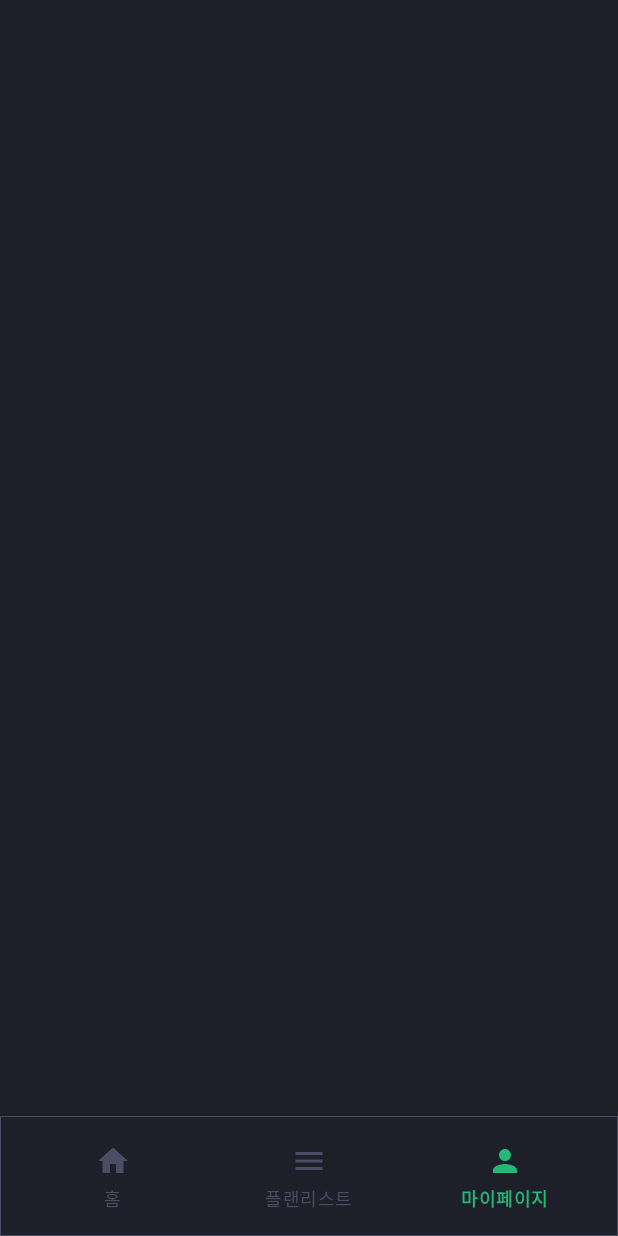
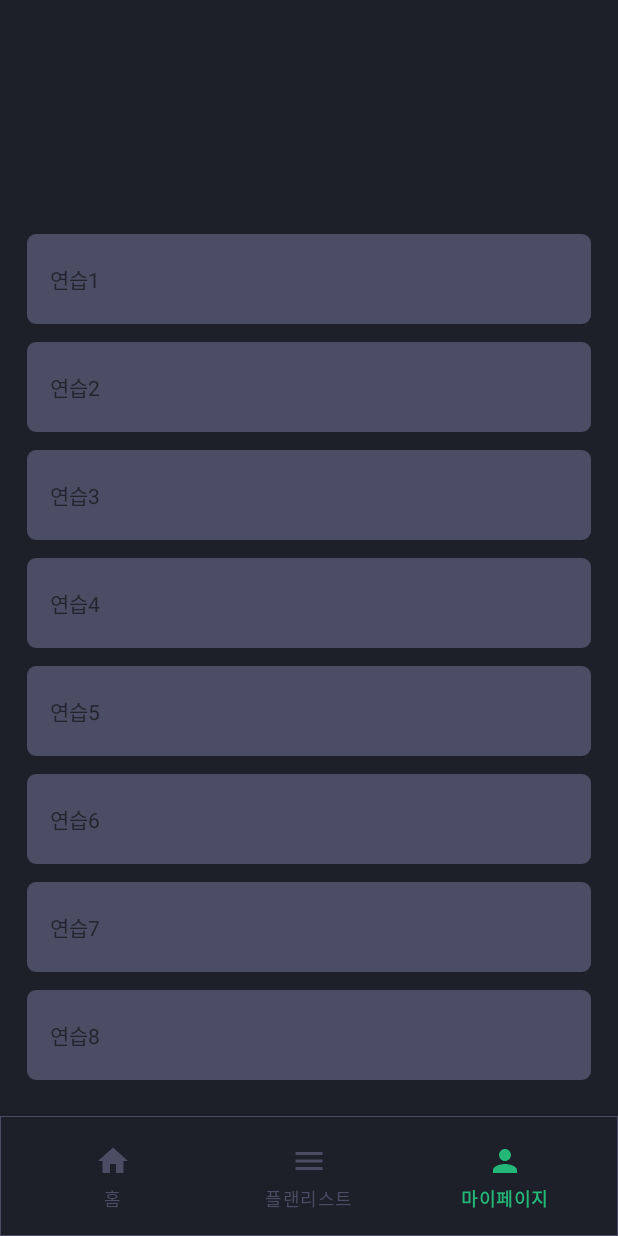
Before and after one commit to Team-Growthook/Growthook-AOS-Laboratory, an Android app: the screen it shows after launch (MainActivity), item 3 of the bottom bar chosen, on a phone screen of 412 x 824 dp. Run offline under Robolectric (Android 15) with nearby library versions, the phone set to English and light mode, and no system bars; our stand-ins replace data binding.

```diff
--- a/app/src/main/java/com/growthook/growthooklaboratory/presentation/MypageFragment.kt
+++ b/app/src/main/java/com/growthook/growthooklaboratory/presentation/MypageFragment.kt
@@ -1,7 +1,35 @@
 package com.growthook.growthooklaboratory.presentation
 
+import android.os.Bundle
+import android.view.View
 import com.growthook.growthooklaboratory.R
 import com.growthook.growthooklaboratory.databinding.FragmentMypageBinding
+import com.growthook.growthooklaboratory.domain.entity.Insight
+import com.growthook.growthooklaboratory.presentation.gaeun.MultiSelectAdapter
 import com.growthook.growthooklaboratory.util.base.BaseFragment
 
-class MypageFragment : BaseFragment<FragmentMypageBinding>(R.layout.fragment_mypage)
+class MypageFragment : BaseFragment<FragmentMypageBinding>(R.layout.fragment_mypage) {
+
+    private val dummyData = listOf(
+        Insight(true, "연습1"),
+        Insight(true, "연습2"),
+        Insight(true, "연습3"),
+        Insight(true, "연습4"),
+        Insight(true, "연습5"),
+        Insight(true, "연습6"),
+        Insight(true, "연습7"),
+        Insight(true, "연습8"),
+    )
+
+    override fun onViewCreated(view: View, savedInstanceState: Bundle?) {
+        super.onViewCreated(view, savedInstanceState)
+
+        initAdapter()
+    }
+
+    private fun initAdapter() {
+        val multiSelectAdapter = MultiSelectAdapter()
+        multiSelectAdapter.submitList(dummyData)
+        binding.rvHomeMain.adapter = multiSelectAdapter
+    }
+}
--- /dev/null
+++ b/app/src/main/java/com/growthook/growthooklaboratory/presentation/gaeun/MultiSelectAdapter.kt
@@ -0,0 +1,38 @@
+package com.growthook.growthooklaboratory.presentation.gaeun
+
+import android.view.LayoutInflater
+import android.view.ViewGroup
+import androidx.recyclerview.widget.ListAdapter
+import androidx.recyclerview.widget.RecyclerView
+import com.growthook.growthooklaboratory.databinding.ItemGaeunInsightBinding
+import com.growthook.growthooklaboratory.domain.entity.Insight
+import com.growthook.growthooklaboratory.util.extension.ItemDiffCallback
+
+class MultiSelectAdapter :
+    ListAdapter<Insight, MultiSelectAdapter.MultiSelectViewHolder>(diffCallback) {
+
+    override fun onCreateViewHolder(parent: ViewGroup, viewType: Int): MultiSelectViewHolder {
+        val binding: ItemGaeunInsightBinding =
+            ItemGaeunInsightBinding.inflate(LayoutInflater.from(parent.context), parent, false)
+        return MultiSelectViewHolder(binding)
+    }
+
+    override fun onBindViewHolder(holder: MultiSelectViewHolder, position: Int) {
+        return holder.onBind(currentList[position])
+    }
+
+    class MultiSelectViewHolder(private val binding: ItemGaeunInsightBinding) :
+        RecyclerView.ViewHolder(binding.root) {
+        fun onBind(item: Insight) {
+            binding.tvHomeTitle.text = item.title
+        }
+    }
+
+    companion object {
+        private val diffCallback =
+            ItemDiffCallback<Insight>(
+                onContentsTheSame = { old, new -> old == new },
+                onItemsTheSame = { old, new -> old == new },
+            )
+    }
+}
--- /dev/null
+++ b/app/src/main/java/com/growthook/growthooklaboratory/util/extension/ItemDiffCallback.kt
@@ -0,0 +1,12 @@
+package com.growthook.growthooklaboratory.util.extension
+
+import androidx.recyclerview.widget.DiffUtil
+
+class ItemDiffCallback<T : Any>(
+    val onItemsTheSame: (T, T) -> Boolean,
+    val onContentsTheSame: (T, T) -> Boolean,
+) : DiffUtil.ItemCallback<T>() {
+    override fun areItemsTheSame(oldItem: T, newItem: T): Boolean = onItemsTheSame(oldItem, newItem)
+    override fun areContentsTheSame(oldItem: T, newItem: T): Boolean =
+        onContentsTheSame(oldItem, newItem)
+}
```
Also changed, not shown: app/src/main/java/com/growthook/growthooklaboratory/presentation/gaeun/GaeunActivity.kt (added, +29 -0 lines).
